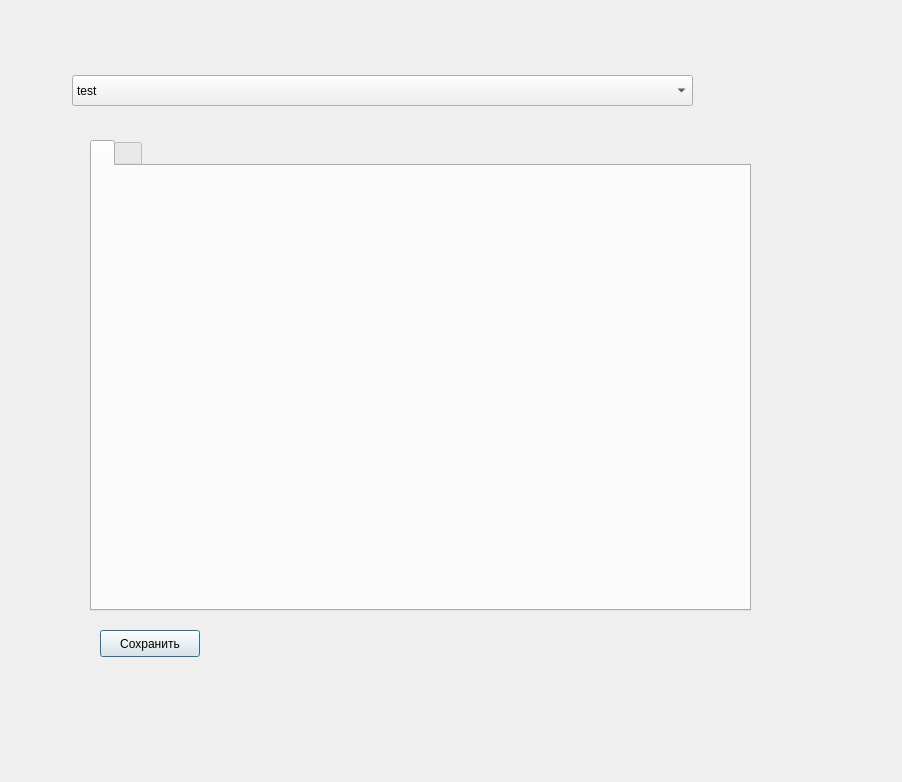
Qt form settings.ui (sail004/convertService) before a commit.
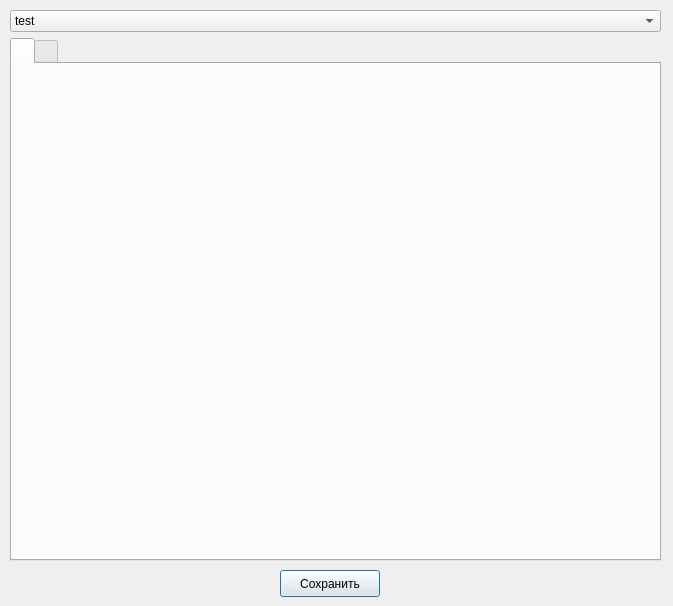
The same form after that commit.

Commit message: hide tabs

Patch:
```diff
--- a/settings.ui
+++ b/settings.ui
@@ -6,28 +6,69 @@
    <rect>
     <x>0</x>
     <y>0</y>
-    <width>902</width>
-    <height>782</height>
+    <width>673</width>
+    <height>606</height>
    </rect>
   </property>
   <property name="windowTitle">
    <string>Настройки</string>
   </property>
+  <widget class="QWidget" name="verticalLayoutWidget_2">
+   <property name="geometry">
+    <rect>
+     <x>10</x>
+     <y>10</y>
+     <width>651</width>
+     <height>551</height>
+    </rect>
+   </property>
+   <layout class="QVBoxLayout" name="verticalLayout_2">
+    <item>
+     <widget class="QComboBox" name="comboBox">
+      <item>
+       <property name="text">
+        <string>test</string>
+       </property>
+      </item>
+      <item>
+       <property name="text">
+        <string>Размер 1c</string>
+       </property>
+      </item>
+     </widget>
+    </item>
+    <item>
   <widget class="QTabWidget" name="tabWidget">
    <property name="enabled">
     <bool>true</bool>
    </property>
-   <property name="geometry">
-    <rect>
-     <x>90</x>
-     <y>140</y>
-     <width>661</width>
-     <height>471</height>
-    </rect>
+      <property name="tabPosition">
+       <enum>QTabWidget::North</enum>
+      </property>
+      <property name="tabShape">
+       <enum>QTabWidget::Rounded</enum>
    </property>
    <property name="currentIndex">
     <number>0</number>
    </property>
+      <property name="iconSize">
+       <size>
+        <width>20</width>
+        <height>20</height>
+       </size>
+      </property>
+      <property name="usesScrollButtons">
+       <bool>false</bool>
+      </property>
+      <property name="documentMode">
+       <bool>false</bool>
+      </property>
+      <property name="tabsClosable">
+       <bool>false</bool>
+      </property>
+      <property name="tabBarAutoHide">
+       <bool>true</bool>
+      </property>
    <widget class="QWidget" name="test">
     <attribute name="title">
      <string/>
@@ -35,7 +76,7 @@
    </widget>
    <widget class="QWidget" name="size">
     <attribute name="title">
-     <string> </string>
+        <string/>
     </attribute>
     <widget class="QWidget" name="verticalLayoutWidget">
      <property name="geometry">
@@ -110,11 +151,14 @@
     </widget>
    </widget>
   </widget>
+    </item>
+   </layout>
+  </widget>
   <widget class="QPushButton" name="pushButton">
    <property name="geometry">
     <rect>
-     <x>100</x>
-     <y>630</y>
+     <x>280</x>
+     <y>570</y>
      <width>100</width>
      <height>27</height>
     </rect>
@@ -132,26 +176,6 @@
     <string>Сохранить</string>
    </property>
   </widget>
-  <widget class="QComboBox" name="comboBox">
-   <property name="geometry">
-    <rect>
-     <x>72</x>
-     <y>75</y>
-     <width>621</width>
-     <height>31</height>
-    </rect>
-   </property>
-   <item>
-    <property name="text">
-     <string>test</string>
-    </property>
-   </item>
-   <item>
-    <property name="text">
-     <string>Размер 1c</string>
-    </property>
-   </item>
-  </widget>
  </widget>
  <resources/>
  <connections/>
```
Lines whose indentation alone changed are shown as unchanged. The commit also changes 2 other files.
